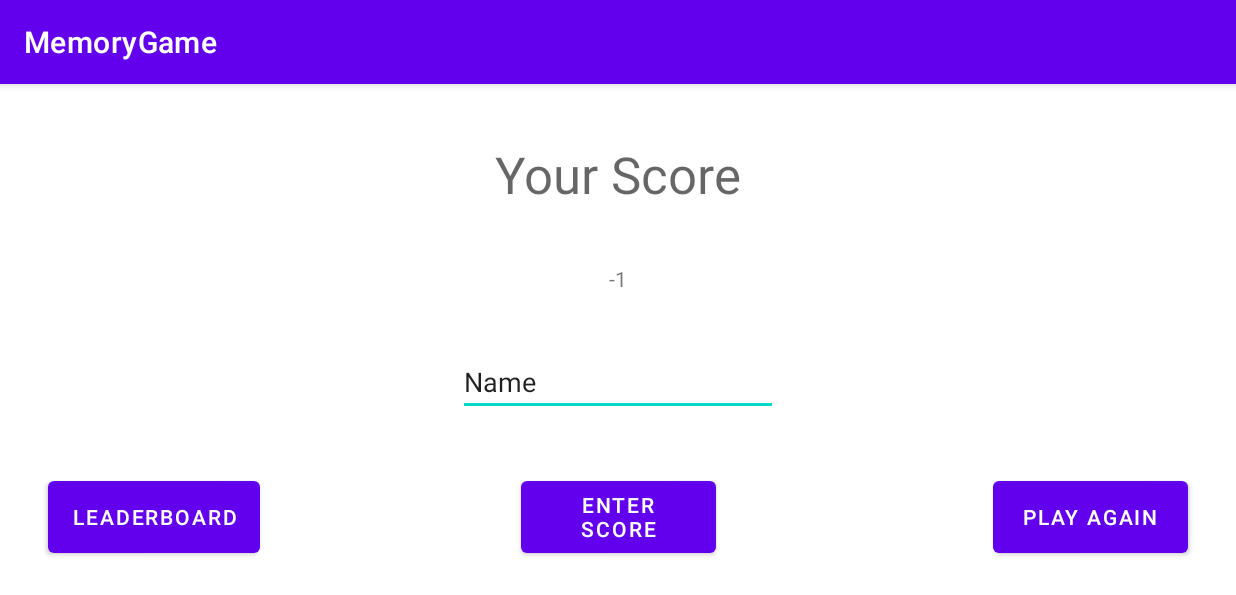
After one commit to s00214102/MAD_FinalGameApp, an Android app: the ScoreActivity screen opened directly, with no data from a screen before it, on a phone screen of 824 x 412 dp (held sideways). The commit adds this screen. Shown: the top 595 px of the screen. Run offline under Robolectric (Android 15) with nearby library versions, the phone set to English and light mode, and no system bars.

Commit message:
score after losing now displays in a separate score screen

```diff
--- /dev/null
+++ b/app/src/main/java/com/example/memorygame/ScoreActivity.java
@@ -0,0 +1,25 @@
+package com.example.memorygame;
+
+import androidx.appcompat.app.AppCompatActivity;
+
+import android.content.Intent;
+import android.os.Bundle;
+import android.view.View;
+import android.widget.TextView;
+
+public class ScoreActivity extends AppCompatActivity {
+
+    @Override
+    protected void onCreate(Bundle savedInstanceState) {
+        super.onCreate(savedInstanceState);
+        setContentView(R.layout.activity_score);
+
+        int score = getIntent().getIntExtra("score",-1);
+        TextView tvScore = findViewById(R.id.tvFinalScore);
+        tvScore.setText(String.valueOf(score));
+    }
+
+    public void doPlayAgain(View view) {
+        finish();
+    }
+}
--- /dev/null
+++ b/app/src/main/res/layout/activity_score.xml
@@ -0,0 +1,74 @@
+<?xml version="1.0" encoding="utf-8"?>
+<androidx.constraintlayout.widget.ConstraintLayout xmlns:android="http://schemas.android.com/apk/res/android"
+    xmlns:app="http://schemas.android.com/apk/res-auto"
+    xmlns:tools="http://schemas.android.com/tools"
+    android:layout_width="match_parent"
+    android:layout_height="match_parent"
+    tools:context=".ScoreActivity">
+
+    <TextView
+        android:id="@+id/textView"
+        android:layout_width="wrap_content"
+        android:layout_height="wrap_content"
+        android:text="Your Score"
+        android:textAppearance="@style/TextAppearance.AppCompat.Display1"
+        app:layout_constraintBottom_toTopOf="@+id/tvFinalScore"
+        app:layout_constraintEnd_toEndOf="parent"
+        app:layout_constraintHorizontal_bias="0.5"
+        app:layout_constraintStart_toStartOf="parent"
+        app:layout_constraintTop_toTopOf="parent" />
+
+    <TextView
+        android:id="@+id/tvFinalScore"
+        android:layout_width="wrap_content"
+        android:layout_height="wrap_content"
+        android:text="0"
+        app:layout_constraintBottom_toTopOf="@+id/editTextTextPersonName"
+        app:layout_constraintEnd_toEndOf="parent"
+        app:layout_constraintHorizontal_bias="0.5"
+        app:layout_constraintStart_toStartOf="parent"
+        app:layout_constraintTop_toBottomOf="@+id/textView" />
+
+    <EditText
+        android:id="@+id/editTextTextPersonName"
+        android:layout_width="wrap_content"
+        android:layout_height="wrap_content"
+        android:ems="10"
+        android:inputType="textPersonName"
+        android:text="Name"
+        app:layout_constraintBottom_toTopOf="@+id/btnEnterScore"
+        app:layout_constraintEnd_toEndOf="parent"
+        app:layout_constraintHorizontal_bias="0.5"
+        app:layout_constraintStart_toStartOf="parent"
+        app:layout_constraintTop_toBottomOf="@+id/tvFinalScore" />
+
+    <Button
+        android:id="@+id/btnPlayAgain"
+        android:layout_width="130dp"
+        android:layout_height="60dp"
+        android:layout_marginEnd="32dp"
+        android:text="Play again"
+        android:onClick="doPlayAgain"
+        app:layout_constraintBottom_toBottomOf="@+id/btnEnterScore"
+        app:layout_constraintEnd_toEndOf="parent" />
+
+    <Button
+        android:id="@+id/btnGoLeaderboard"
+        android:layout_width="wrap_content"
+        android:layout_height="60dp"
+        android:layout_marginStart="32dp"
+        android:text="Leaderboard"
+        app:layout_constraintBottom_toBottomOf="@+id/btnEnterScore"
+        app:layout_constraintStart_toStartOf="parent" />
+
+    <Button
+        android:id="@+id/btnEnterScore"
+        android:layout_width="130dp"
+        android:layout_height="60dp"
+        android:text="Enter score"
+        app:layout_constraintBottom_toBottomOf="parent"
+        app:layout_constraintEnd_toEndOf="parent"
+        app:layout_constraintHorizontal_bias="0.5"
+        app:layout_constraintStart_toStartOf="parent"
+        app:layout_constraintTop_toBottomOf="@+id/editTextTextPersonName" />
+</androidx.constraintlayout.widget.ConstraintLayout>
```
Also changed, not shown: app/src/main/AndroidManifest.xml (+10 -1 lines), app/src/main/java/com/example/memorygame/Game.java (+20 -16 lines), app/src/main/java/com/example/memorygame/MainActivity.java (+10 -1 lines).
